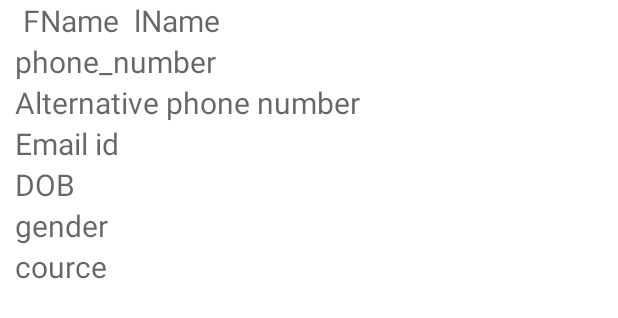
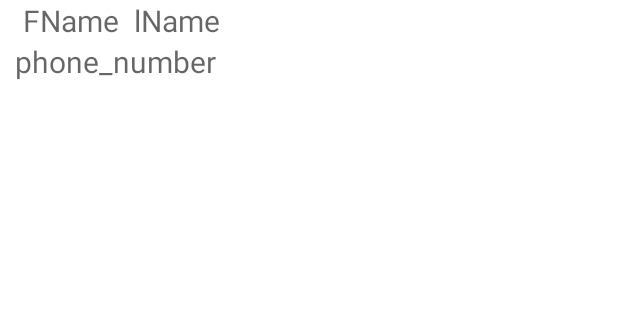
Before and after one commit to suffal/Studentform_withsqlitedb, an Android app: the layout studentdata.xml on its own in the app's theme, with its tools: preview values and no code run, on a phone screen of 412 x 824 dp. Shown: the top 318 px of the screen. Run offline under Robolectric (Android 15) with nearby library versions, the phone set to English and light mode, and no system bars.

Commit message:
userinformation/studants/studentdata/listview changes

```diff
--- a/app/src/main/java/com/example/studentform_withsqlitedb/Viewmodel/squliteviewmodel.kt
+++ b/app/src/main/java/com/example/studentform_withsqlitedb/Viewmodel/squliteviewmodel.kt
@@ -2,6 +2,7 @@ package com.example.studentform_withsqlitedb.Viewmodel
 
 import androidx.lifecycle.ViewModel
 import com.example.studentform_withsqlitedb.Repository.sqliteRepository
+import com.example.studentform_withsqlitedb.students
 
 class squliteviewmodel(private val repository: sqliteRepository):ViewModel() {
 
@@ -10,7 +11,11 @@ fun createData(fName:String ,lName:String,phone:String,Alphone:String,Email:Stri
     repository.createdata(fName,lName,phone,Alphone,Email,Dob, Gender, course)
 }
 
+fun getAllData():ArrayList<students>{
 
+return repository.getAlldata()
+
+}
 
 
 
--- a/app/src/main/java/com/example/studentform_withsqlitedb/userformActivity.kt
+++ b/app/src/main/java/com/example/studentform_withsqlitedb/userformActivity.kt
@@ -72,7 +72,7 @@ class userformActivity : AppCompatActivity(), View.OnClickListener,
             R.id.item2 -> {
                 val intent = Intent(this, userinformationActivity::class.java)
                 startActivity(intent)
-
+                return true
             }
         }
 
--- a/app/src/main/res/layout/activity_userform.xml
+++ b/app/src/main/res/layout/activity_userform.xml
@@ -20,7 +20,7 @@
     <androidx.constraintlayout.widget.ConstraintLayout
         android:layout_width="match_parent"
         android:layout_height="match_parent"
-        tools:context=".userformActivity">
+       tools:context=".userformActivity">
 
         <com.google.android.material.textview.MaterialTextView
             android:layout_width="wrap_content"
--- a/app/src/main/res/layout/studentdata.xml
+++ b/app/src/main/res/layout/studentdata.xml
@@ -47,74 +47,6 @@
 
             android:textColor="@color/black"/>
 
-        <TextView
-            android:layout_width="wrap_content"
-            android:layout_height="wrap_content"
-            android:id="@+id/Al_phone"
-            android:hint="Alternative phone number"
-            app:layout_constraintStart_toStartOf="parent"
-            app:layout_constraintTop_toBottomOf="@+id/phone"
-
-            android:textSize="20dp"
-            android:layout_marginLeft="10dp"
-
-            android:textColor="@color/black"/>
-
-
-
-        <TextView
-            android:layout_width="wrap_content"
-            android:layout_height="wrap_content"
-            android:id="@+id/Email"
-            android:hint="Email id "
-            app:layout_constraintStart_toStartOf="parent"
-            app:layout_constraintTop_toBottomOf="@+id/Al_phone"
-
-            android:textSize="20dp"
-            android:layout_marginLeft="10dp"
-
-            android:textColor="@color/black"/>
-
-
-        <TextView
-            android:layout_width="wrap_content"
-            android:layout_height="wrap_content"
-            android:id="@+id/Dob"
-            android:hint="DOB "
-            app:layout_constraintStart_toStartOf="parent"
-            app:layout_constraintTop_toBottomOf="@+id/Email"
-
-            android:textSize="20dp"
-            android:layout_marginLeft="10dp"
-
-            android:textColor="@color/black"/>
-
-
-        <TextView
-            android:layout_width="wrap_content"
-            android:layout_height="wrap_content"
-            android:id="@+id/Gender"
-            android:hint="gender "
-            app:layout_constraintStart_toStartOf="parent"
-            app:layout_constraintTop_toBottomOf="@+id/Dob"
-
-            android:textSize="20dp"
-            android:layout_marginLeft="10dp"
-
-            android:textColor="@color/black"/>
-
-        <TextView
-            android:layout_width="wrap_content"
-            android:layout_height="wrap_content"
-            android:id="@+id/cource"
-            android:hint="cource "
-            app:layout_constraintStart_toStartOf="parent"
-            app:layout_constraintTop_toBottomOf="@+id/Gender"
-
-            android:textSize="20dp"
-            android:layout_marginLeft="10dp"
-
-            android:textColor="@color/black"/>
 
 
 
```
Also changed, not shown: app/src/main/java/com/example/studentform_withsqlitedb/Repository/sqliteRepository.kt (+36 -0 lines), app/src/main/java/com/example/studentform_withsqlitedb/adapter/list_viewAdapter.kt (added, +50 -0 lines), app/src/main/java/com/example/studentform_withsqlitedb/students.kt (added, +10 -0 lines), app/src/main/java/com/example/studentform_withsqlitedb/userinformationActivity.kt (+52 -2 lines), app/src/main/res/layout/activity_userinformation.xml (+1 -9 lines).
